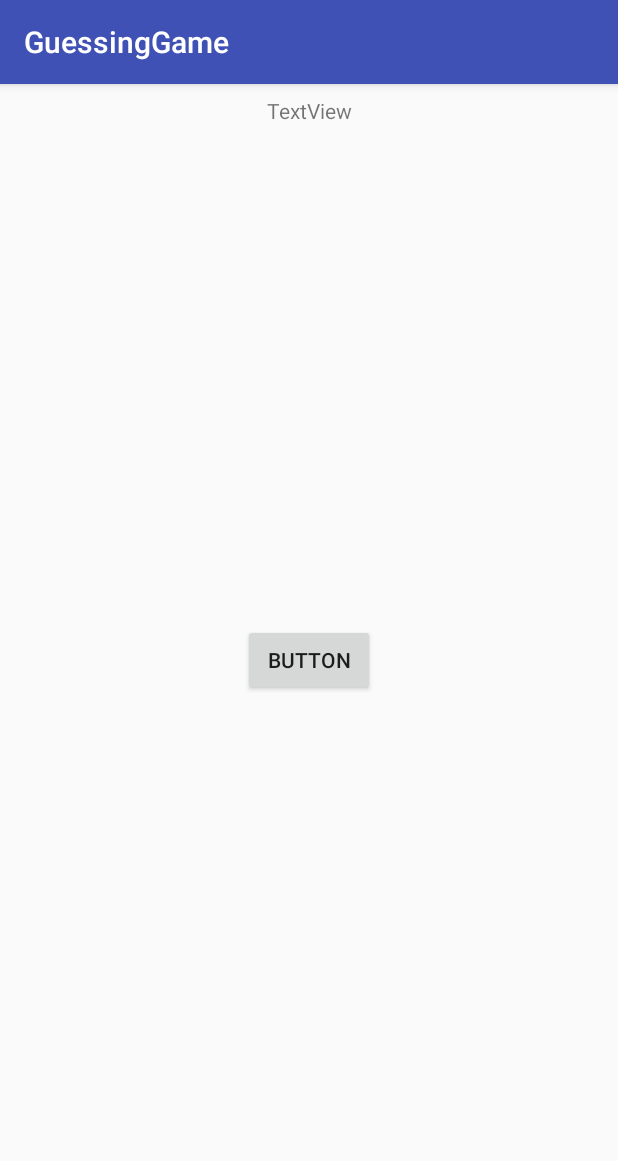
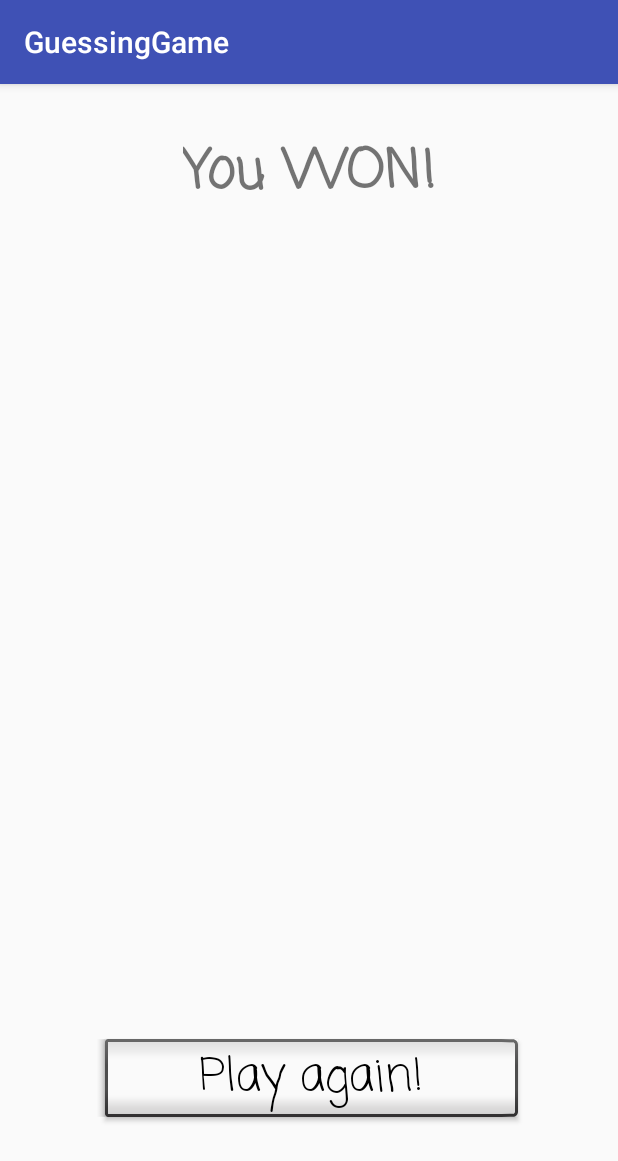
Before and after one commit to JordanRBurke/AndroidGuessingGame, an Android app: the ResultingActivity screen opened directly, with no data from a screen before it, on a phone screen of 412 x 824 dp. Shown: the top 1161 px of the screen. Run offline under Robolectric (Android 15) with nearby library versions, the phone set to English and light mode, and no system bars.

Commit message:
Created new activity and added new ids to each element in the activity

```diff
--- a/app/src/main/java/com/jordanburke/guessinggame/ResultingActivity.java
+++ b/app/src/main/java/com/jordanburke/guessinggame/ResultingActivity.java
@@ -2,12 +2,36 @@ package com.jordanburke.guessinggame;
 
 import android.support.v7.app.AppCompatActivity;
 import android.os.Bundle;
+import android.view.View;
+import android.widget.Button;
+import android.widget.ImageView;
+import android.widget.TextView;
 
 public class ResultingActivity extends AppCompatActivity {
+
+    private Button playAgainButton;
+    private TextView correctNumberTextview;
+    private TextView resultingView;
+    private ImageView resultImageView;
 
     @Override
     protected void onCreate(Bundle savedInstanceState) {
         super.onCreate(savedInstanceState);
         setContentView(R.layout.activity_resulting);
+
+        playAgainButton = findViewById(R.id.play_again_button);
+        correctNumberTextview = findViewById(R.id.generated_number_view);
+        resultingView = findViewById(R.id.generated_textview);
+//        resultImageView = findViewById(R.id.)
+        buttonPress();
+    }
+
+    private void buttonPress() {
+        playAgainButton.setOnClickListener(new View.OnClickListener() {
+            @Override
+            public void onClick(View v) {
+
+            }
+        });
     }
 }
--- a/app/src/main/res/layout/activity_resulting.xml
+++ b/app/src/main/res/layout/activity_resulting.xml
@@ -7,28 +7,55 @@
     tools:context="com.jordanburke.guessinggame.ResultingActivity">
 
     <Button
-        android:id="@+id/button"
+        android:id="@+id/play_again_button"
+        style="@android:style/Widget.Button.Inset"
+        android:layout_width="283dp"
+        android:layout_height="wrap_content"
+        android:layout_marginBottom="8dp"
+        android:layout_marginEnd="8dp"
+        android:layout_marginStart="8dp"
+        android:layout_marginTop="8dp"
+        android:fontFamily="casual"
+        android:text="Play again!"
+        android:textSize="30sp"
+        android:typeface="serif"
+        app:layout_constraintBottom_toBottomOf="parent"
+        app:layout_constraintEnd_toEndOf="parent"
+        app:layout_constraintHorizontal_bias="0.505"
+        app:layout_constraintStart_toStartOf="parent"
+        app:layout_constraintTop_toTopOf="parent"
+        app:layout_constraintVertical_bias="0.908" />
+
+    <TextView
+        android:id="@+id/generated_textview"
         android:layout_width="wrap_content"
         android:layout_height="wrap_content"
         android:layout_marginBottom="8dp"
         android:layout_marginEnd="8dp"
         android:layout_marginStart="8dp"
-        android:layout_marginTop="8dp"
-        android:text="Button"
+        android:layout_marginTop="32dp"
+        android:fontFamily="casual"
+        android:text="You WON!"
+        android:textSize="36sp"
+        android:textStyle="bold"
         app:layout_constraintBottom_toBottomOf="parent"
-        app:layout_constraintEnd_toEndOf="parent"
-        app:layout_constraintStart_toStartOf="parent"
-        app:layout_constraintTop_toTopOf="parent" />
+        app:layout_constraintEnd_toEndOf="@+id/generated_number_view"
+        app:layout_constraintStart_toStartOf="@+id/generated_number_view"
+        app:layout_constraintTop_toTopOf="parent"
+        app:layout_constraintVertical_bias="0.0" />
 
     <TextView
-        android:id="@+id/textView3"
-        android:layout_width="wrap_content"
-        android:layout_height="wrap_content"
-        android:layout_marginEnd="8dp"
-        android:layout_marginStart="8dp"
+        android:id="@+id/generated_number_view"
+        android:layout_width="252dp"
+        android:layout_height="41dp"
+        android:layout_marginBottom="340dp"
         android:layout_marginTop="8dp"
-        android:text="TextView"
-        app:layout_constraintEnd_toEndOf="parent"
-        app:layout_constraintStart_toStartOf="parent"
-        app:layout_constraintTop_toTopOf="parent" />
+        android:text="the winning number was %1$i"
+        android:textSize="24sp"
+        android:visibility="invisible"
+        app:layout_constraintBottom_toBottomOf="parent"
+        app:layout_constraintEnd_toEndOf="@+id/play_again_button"
+        app:layout_constraintHorizontal_bias="0.483"
+        app:layout_constraintStart_toStartOf="@+id/play_again_button"
+        app:layout_constraintTop_toBottomOf="@+id/generated_textview" />
 </android.support.constraint.ConstraintLayout>
```
